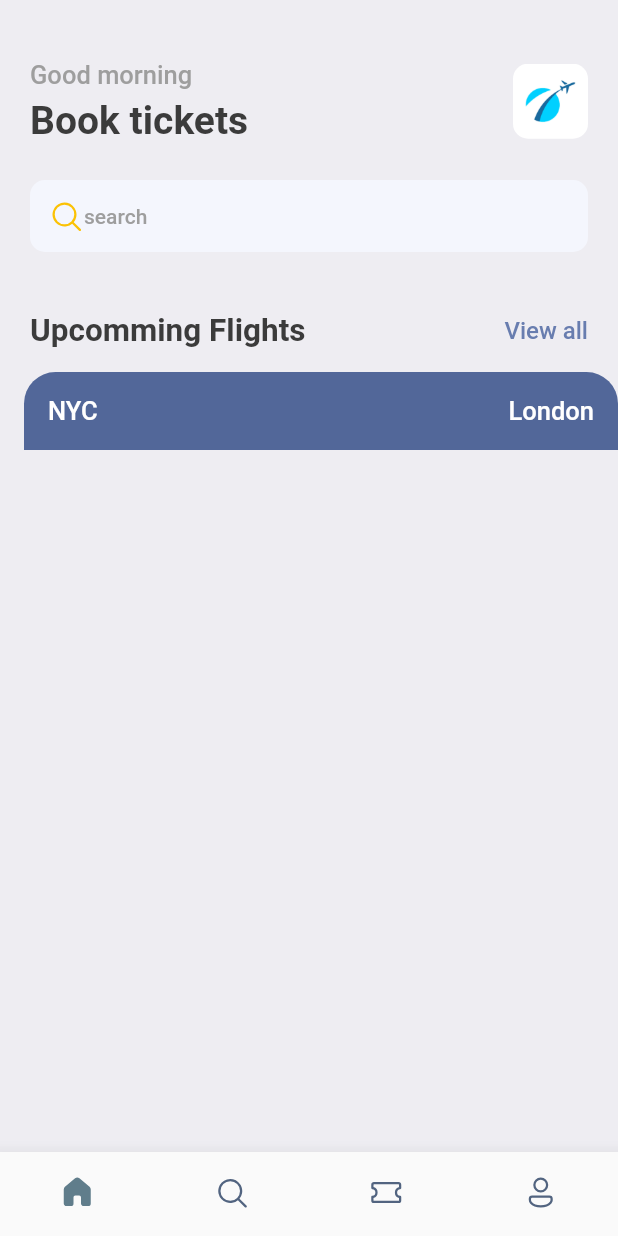
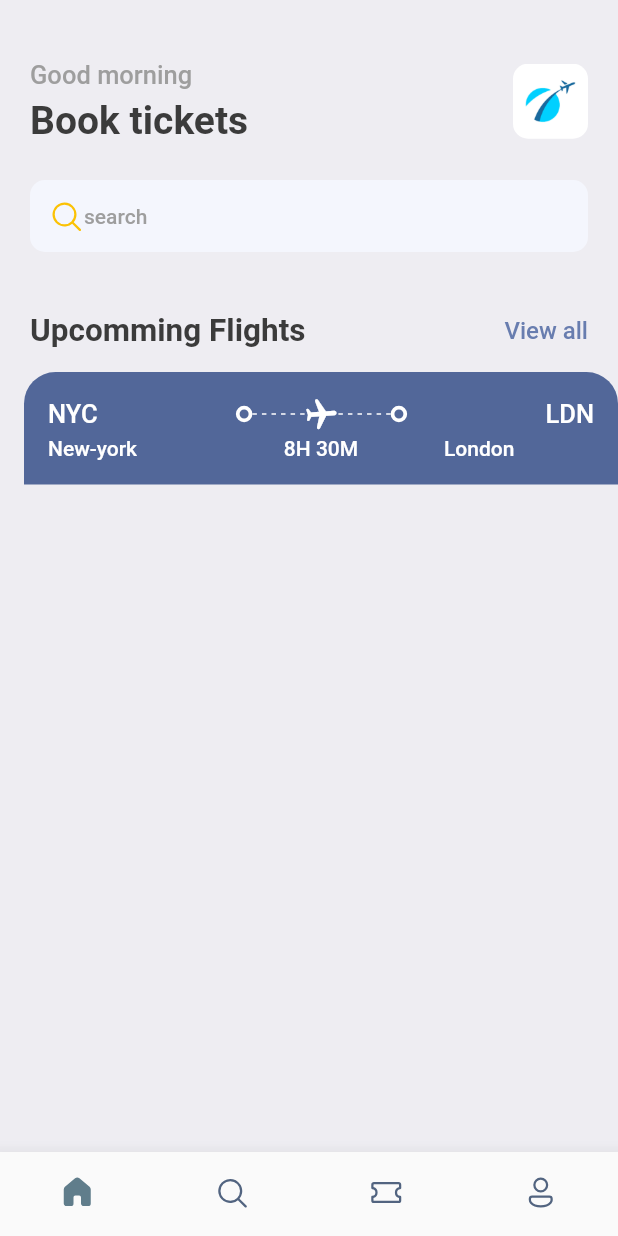
Before and after one commit to srmorteza/Tiket_Booking_Flutter, a Flutter app: the screen it shows after launch, on a phone screen of 412 x 824 dp. Run offline on Flutter 3.47's test engine with Material 2 defaults, Android fonts, the phone set to English and light mode, and no system bars; our stand-ins replace fluentui_icons, gap.

Commit message:
ADD SOME CODE IN HOMEPAGE 2 1401-8-12

```diff
--- a/lib/screens/ticket_view.dart
+++ b/lib/screens/ticket_view.dart
@@ -1,16 +1,18 @@
 import 'package:booktickets/utils/app_layout.dart';
 import 'package:booktickets/utils/app_styles.dart';
-import 'package:flutter/cupertino.dart';
 import 'package:flutter/material.dart';
+import 'package:gap/gap.dart';
+import '../widgets/thick_container.dart';
+import 'package:flutter/src/widgets/layout_builder.dart';
 
 class TicketView extends StatelessWidget {
   const TicketView({Key? key}) : super(key: key);
 
   @override
   Widget build(BuildContext context) {
-    final size = Applayout.getSize(context) ;
+    final size = Applayout.getSize(context);
     return SizedBox(
-      width: size.width ,
+      width: size.width,
       height: 200,
       child: Container(
         margin: const EdgeInsets.only(left: 16),
@@ -19,16 +21,76 @@ class TicketView extends StatelessWidget {
             Container(
               decoration: const BoxDecoration(
                 color: Color(0xff526799),
-                borderRadius:BorderRadius.only(topLeft: Radius.circular(21),topRight: Radius.circular(21)),
+                borderRadius: BorderRadius.only(
+                    topLeft: Radius.circular(21),
+                    topRight: Radius.circular(21)),
               ),
               padding: const EdgeInsets.all(16),
               child: Column(
                 children: [
                   Row(
                     children: [
-                      Text("NYC" ,style: Styles.headLineStyle3.copyWith(color: Colors.white),),
+                      Text(
+                        "NYC",
+                        style:
+                            Styles.headLineStyle3.copyWith(color: Colors.white),
+                      ),
                       const Spacer(),
-                      Text("London" ,style: Styles.headLineStyle3.copyWith(color: Colors.white),),
+                      ThickContainer(),
+                      Expanded(
+                          child: Stack(
+                            children: [SizedBox(
+                                height: 24,
+                                child: LayoutBuilder(
+                                  builder: (BuildContext context,
+                                      BoxConstraints constraints) {
+                                    return Flex(
+                                      direction: Axis.horizontal,
+                                      mainAxisAlignment:
+                                      MainAxisAlignment.spaceBetween,
+                                      mainAxisSize: MainAxisSize.max,
+                                      children: List.generate(
+                                          (constraints.constrainWidth() / 6)
+                                              .floor(),
+                                              (index) => SizedBox(
+                                            width: 3,
+                                            height: 1,
+                                            child: DecoratedBox(
+                                              decoration: BoxDecoration(
+                                                color: Colors.white,
+                                              ),
+                                            ),
+                                          )),
+                                    );
+                                  },
+                                )),
+                              Center(child: Transform.rotate(angle: 1.5, child: Icon(Icons.local_airport_rounded , color: Colors.white,),)),
+                            ],
+                          )),
+
+                      ThickContainer(),
+                      const Spacer(),
+                      Text(
+                        "LDN",
+                        style:
+                            Styles.headLineStyle3.copyWith(color: Colors.white),
+                      ),
+                    ],
+                  ),
+                  const Gap(3),
+                  Row(
+                    mainAxisAlignment: MainAxisAlignment.spaceBetween,
+                    children: [
+                      SizedBox(
+                        width: 100,
+                        child: Text("New-york", style: Styles.headLineStyle4.copyWith(color: Colors.white),),
+                      ),
+                      Text("8H 30M",style: Styles.headLineStyle4.copyWith(color: Colors.white),),
+                      SizedBox(
+                        width: 100,
+                        child: Text("London", style: Styles.headLineStyle4.copyWith(color: Colors.white),
+                        ),
+                      ),
                     ],
                   )
                 ],
--- /dev/null
+++ b/lib/widgets/thick_container.dart
@@ -0,0 +1,17 @@
+import 'package:flutter/cupertino.dart';
+import 'package:flutter/material.dart';
+
+class ThickContainer extends StatelessWidget {
+  const ThickContainer({Key? key}) : super(key: key);
+
+  @override
+  Widget build(BuildContext context) {
+    return Container(
+      padding: const EdgeInsets.all(3.0),
+      decoration: BoxDecoration(
+        borderRadius: BorderRadius.circular(20),
+        border: Border.all(width: 2.5, color: Colors.white),
+      ),
+    );
+  }
+}
```
